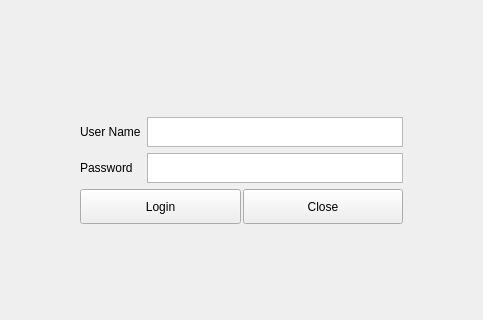
Above: QT_CPP_Widgets/gt_cal/mainwindow.ui from xukangmin/Desktop_GUI_Comparison before the change; both pictures show x 297 to 780 and y 181 to 501 of the 1076 by 725 pixel window. Below: the same form after it.
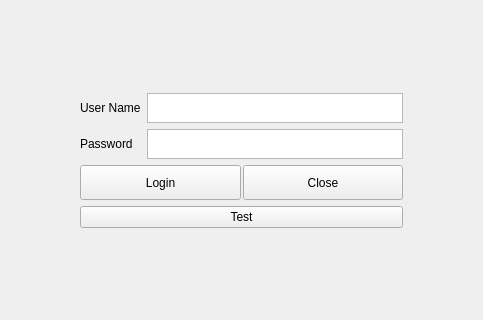
That is the form after the change.

Diff of the .ui file:
```diff
--- a/QT_CPP_Widgets/gt_cal/mainwindow.ui
+++ b/QT_CPP_Widgets/gt_cal/mainwindow.ui
@@ -160,6 +160,20 @@
         </item>
        </layout>
       </item>
+      <item>
+       <widget class="QPushButton" name="pushButton">
+        <property name="text">
+         <string>Test</string>
+        </property>
+       </widget>
+      </item>
+      <item>
+       <widget class="QLabel" name="lblStatus">
+        <property name="text">
+         <string/>
+        </property>
+       </widget>
+      </item>
       <item>
        <spacer name="verticalSpacer_2">
         <property name="orientation">
```
